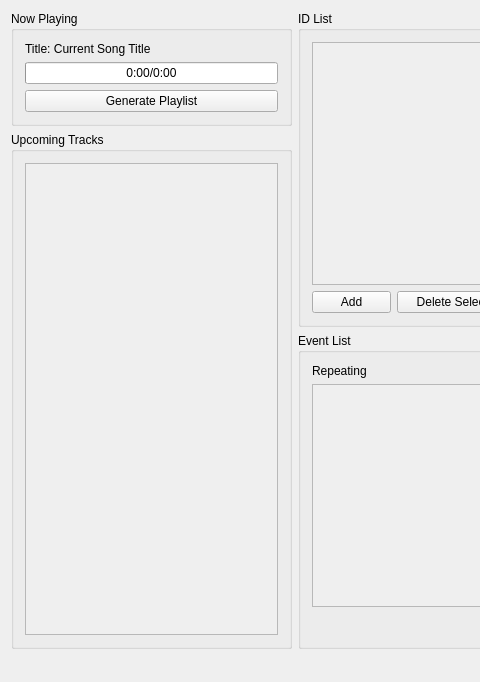
Before: the Qt Designer form mainwindow.ui in CaelCoruscare/AutoRadioDJ, drawn with Qt 5; both pictures show x 0 to 480 and y 0 to 682 of the 1153 by 682 pixel window.
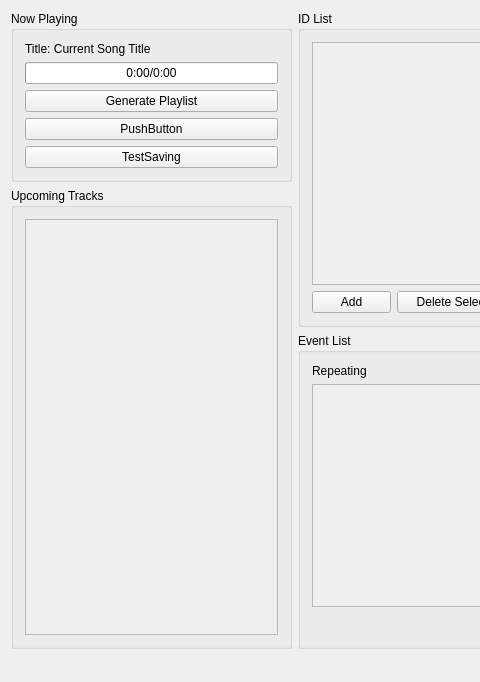
After: the same form once the commit is applied.

Commit message: Implemented saving and fixed UI selection/delete issues.

Diff of the .ui file:
```diff
--- a/mainwindow.ui
+++ b/mainwindow.ui
@@ -63,6 +63,20 @@
            </property>
           </widget>
          </item>
+         <item>
+          <widget class="QPushButton" name="pushButtonFuckYou">
+           <property name="text">
+            <string>PushButton</string>
+           </property>
+          </widget>
+         </item>
+         <item>
+          <widget class="QPushButton" name="pushButton_TestSaving">
+           <property name="text">
+            <string>TestSaving</string>
+           </property>
+          </widget>
+         </item>
         </layout>
        </widget>
       </item>
@@ -83,7 +97,7 @@
               <x>0</x>
               <y>0</y>
               <width>254</width>
-              <height>441</height>
+              <height>379</height>
              </rect>
             </property>
            </widget>
```
The commit also changes 7 other files.
